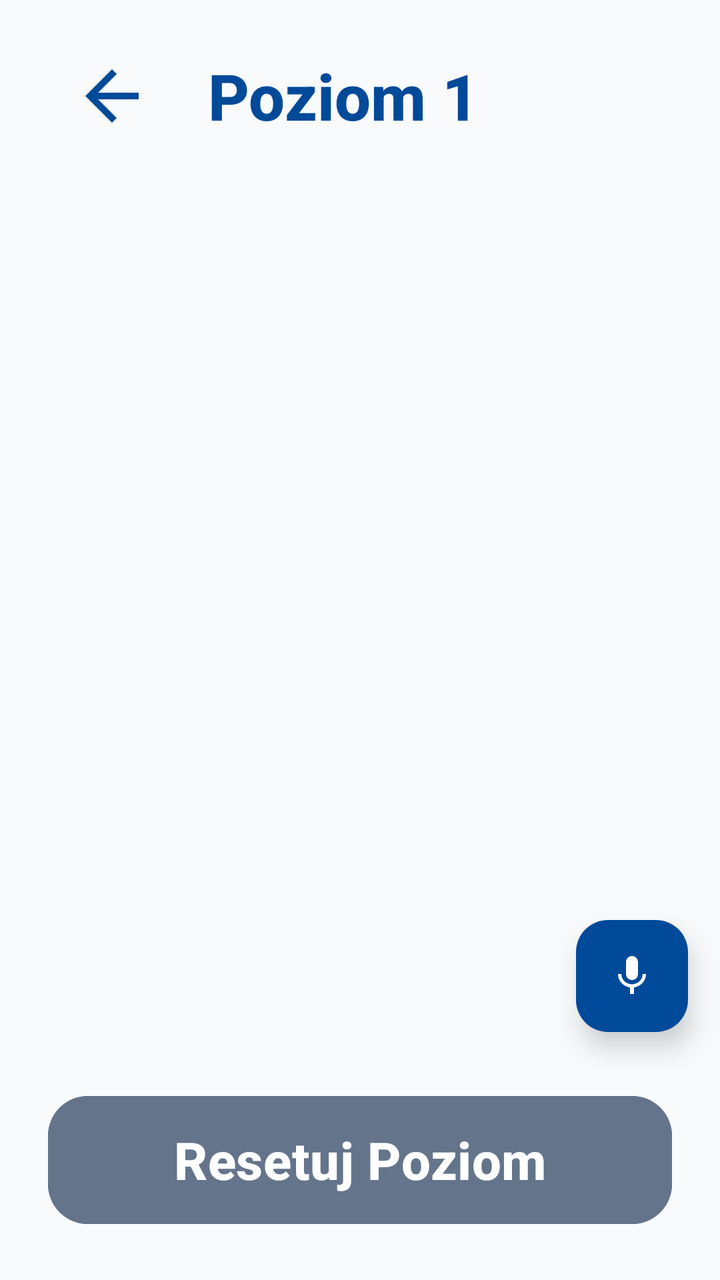
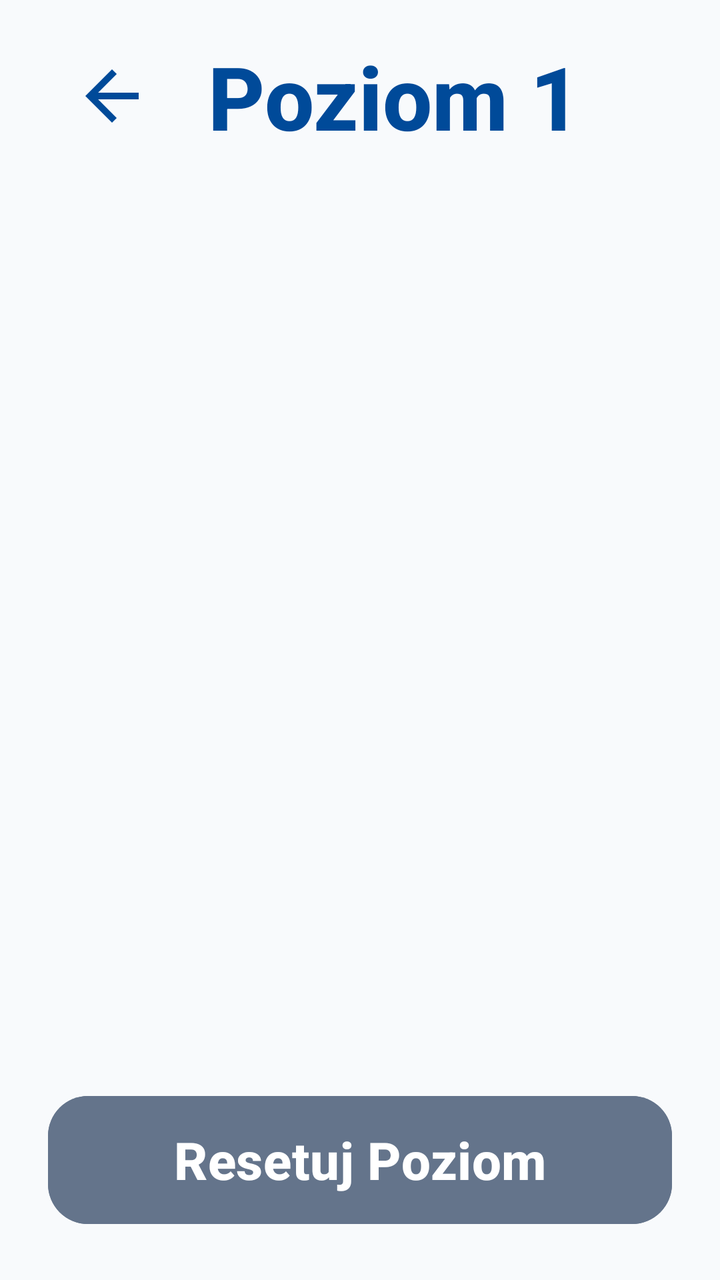

Screens rendered from an Android XML layout before and after an edit, with the pre-edit source and the edit as a unified diff.
<!-- AndroidManifest.xml: application theme Theme.Fitnessapp -->
<!-- res/layout/activity_liquid_sort.xml -->
<?xml version="1.0" encoding="utf-8"?>
<androidx.constraintlayout.widget.ConstraintLayout xmlns:android="http://schemas.android.com/apk/res/android"
 xmlns:app="http://schemas.android.com/apk/res-auto"
 android:layout_width="match_parent"
 android:layout_height="match_parent"
 android:background="#F8FAFC">

 
 <LinearLayout
 android:id="@+id/header"
 android:layout_width="match_parent"
 android:layout_height="wrap_content"
 android:orientation="horizontal"
 android:paddingHorizontal="24dp"
 android:paddingTop="16dp"
 android:gravity="center_vertical"
 app:layout_constraintTop_toTopOf="parent">

 <ImageButton
 android:id="@+id/btn_back"
 android:layout_width="64dp"
 android:layout_height="64dp"
 android:background="?android:attr/selectableItemBackgroundBorderless"
 android:src="@drawable/ic_back"
 app:tint="#004A99"
 android:scaleType="fitCenter"
 android:padding="12dp" />

 <LinearLayout
 android:layout_width="0dp"
 android:layout_height="wrap_content"
 android:layout_weight="1"
 android:orientation="vertical"
 android:layout_marginStart="16dp">

 <TextView
 android:id="@+id/tv_level"
 android:layout_width="match_parent"
 android:layout_height="wrap_content"
 android:text="Poziom 1"
 android:textColor="#004A99"
 android:textSize="32sp"
 android:textStyle="bold" />
 </LinearLayout>
 </LinearLayout>

 
 <GridLayout
 android:id="@+id/gl_tubes"
 android:layout_width="match_parent"
 android:layout_height="0dp"
 android:layout_marginHorizontal="8dp"
 android:layout_marginVertical="4dp"
 android:columnCount="3"
 android:alignmentMode="alignMargins"
 android:columnOrderPreserved="false"
 app:layout_constraintTop_toBottomOf="@id/header"
 app:layout_constraintBottom_toTopOf="@id/controls" />

 
 <LinearLayout
 android:id="@+id/controls"
 android:layout_width="match_parent"
 android:layout_height="wrap_content"
 android:orientation="vertical"
 android:paddingHorizontal="24dp"
 android:paddingVertical="12dp"
 app:layout_constraintBottom_toBottomOf="parent">

 <Button
 android:id="@+id/btn_reset"
 android:layout_width="match_parent"
 android:layout_height="72dp"
 android:layout_marginBottom="12dp"
 android:backgroundTint="#64748B"
 android:text="Resetuj Poziom"
 android:textColor="#FFFFFF"
 android:textSize="26sp"
 android:textStyle="bold"
 app:cornerRadius="20dp" />

 <Button
 android:id="@+id/btn_next"
 android:layout_width="match_parent"
 android:layout_height="72dp"
 android:backgroundTint="#059669"
 android:text="Następny Poziom"
 android:textColor="#FFFFFF"
 android:textSize="26sp"
 android:textStyle="bold"
 android:visibility="gone"
 app:cornerRadius="20dp" />
 </LinearLayout>

 <com.google.android.material.floatingactionbutton.FloatingActionButton
 android:id="@+id/fab_mic"
 android:layout_width="wrap_content"
 android:layout_height="wrap_content"
 android:layout_margin="16dp"
 android:contentDescription="Nagrywanie głosu"
 android:src="@drawable/ic_mic"
 app:backgroundTint="#004A99"
 app:tint="#FFFFFF"
 app:fabSize="normal"
 app:elevation="8dp"
 app:layout_constraintEnd_toEndOf="parent"
 app:layout_constraintBottom_toTopOf="@id/controls" />

</androidx.constraintlayout.widget.ConstraintLayout>
<!-- resources referenced by this layout -->
<resources>
  <!-- drawable ic_back (drawable) -->
  <vector xmlns:android="http://schemas.android.com/apk/res/android"
      android:width="24dp"
      android:height="24dp"
      android:viewportWidth="24"
      android:viewportHeight="24">
      <path
          android:fillColor="#000000"
          android:pathData="M20,11H7.83l5.59,-5.59L12,4l-8,8 8,8 1.41,-1.41L7.83,13H20v-2z"/>
  </vector>
  <!-- drawable ic_mic (drawable) -->
  <vector xmlns:android="http://schemas.android.com/apk/res/android"
      android:width="24dp"
      android:height="24dp"
      android:viewportWidth="24"
      android:viewportHeight="24">
      <path
          android:fillColor="#1A5DFF"
          android:pathData="M12,14c1.66,0 3,-1.34 3,-3V5c0,-1.66 -1.34,-3 -3,-3S9,3.34 9,5v6C9,12.66 10.34,14 12,14zM17.3,11c0,3 -2.54,5.1 -5.3,5.1S6.7,14 6.7,11H5c0,3.41 2.72,6.23 6,6.72V21h2v-3.28c3.28,-0.49 6,-3.31 6,-6.72H17.3z"/>
  </vector>
  <style name="Theme.Fitnessapp" parent="Base.Theme.Fitnessapp" />
  <style name="Base.Theme.Fitnessapp" parent="Theme.Material3.Light.NoActionBar">
          
          <item name="android:fontFamily">sans-serif-medium</item>
          <item name="android:textAllCaps">false</item>
          <item name="android:textColor">#0F172A</item>
          <item name="android:windowBackground">#F8FAFC</item>
      </style>
</resources>

<!-- the commit's change to res/layout/activity_liquid_sort.xml (unified diff, before → after) -->
@@ -39,7 +39,7 @@
  android:layout_height="wrap_content"
  android:text="Poziom 1"
  android:textColor="#004A99"
- android:textSize="32sp"
+ android:textSize="44sp"
  android:textStyle="bold" />
  </LinearLayout>
  </LinearLayout>
@@ -92,18 +92,4 @@
  app:cornerRadius="20dp" />
  </LinearLayout>
 
- <com.google.android.material.floatingactionbutton.FloatingActionButton
- android:id="@+id/fab_mic"
- android:layout_width="wrap_content"
- android:layout_height="wrap_content"
- android:layout_margin="16dp"
- android:contentDescription="Nagrywanie głosu"
- android:src="@drawable/ic_mic"
- app:backgroundTint="#004A99"
- app:tint="#FFFFFF"
- app:fabSize="normal"
- app:elevation="8dp"
- app:layout_constraintEnd_toEndOf="parent"
- app:layout_constraintBottom_toTopOf="@id/controls" />
-
 </androidx.constraintlayout.widget.ConstraintLayout>
<!-- resource entries referenced after the edit -->
@@ -10,16 +10,6 @@
           android:fillColor="#000000"
           android:pathData="M20,11H7.83l5.59,-5.59L12,4l-8,8 8,8 1.41,-1.41L7.83,13H20v-2z"/>
   </vector>
-  <!-- drawable ic_mic (drawable) -->
-  <vector xmlns:android="http://schemas.android.com/apk/res/android"
-      android:width="24dp"
-      android:height="24dp"
-      android:viewportWidth="24"
-      android:viewportHeight="24">
-      <path
-          android:fillColor="#1A5DFF"
-          android:pathData="M12,14c1.66,0 3,-1.34 3,-3V5c0,-1.66 -1.34,-3 -3,-3S9,3.34 9,5v6C9,12.66 10.34,14 12,14zM17.3,11c0,3 -2.54,5.1 -5.3,5.1S6.7,14 6.7,11H5c0,3.41 2.72,6.23 6,6.72V21h2v-3.28c3.28,-0.49 6,-3.31 6,-6.72H17.3z"/>
-  </vector>
   <style name="Theme.Fitnessapp" parent="Base.Theme.Fitnessapp" />
   <style name="Base.Theme.Fitnessapp" parent="Theme.Material3.Light.NoActionBar">
           
